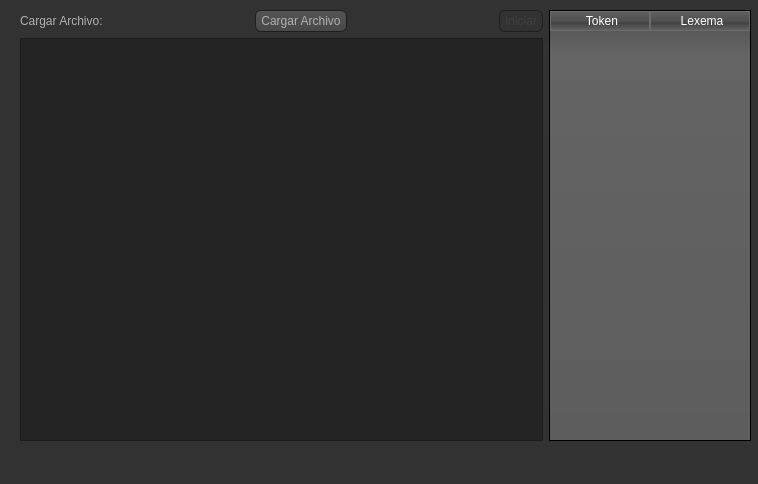
Before: the Qt Designer form ventana2.ui in JoelPatricio/Analizador-Lexico, drawn with Qt 5.
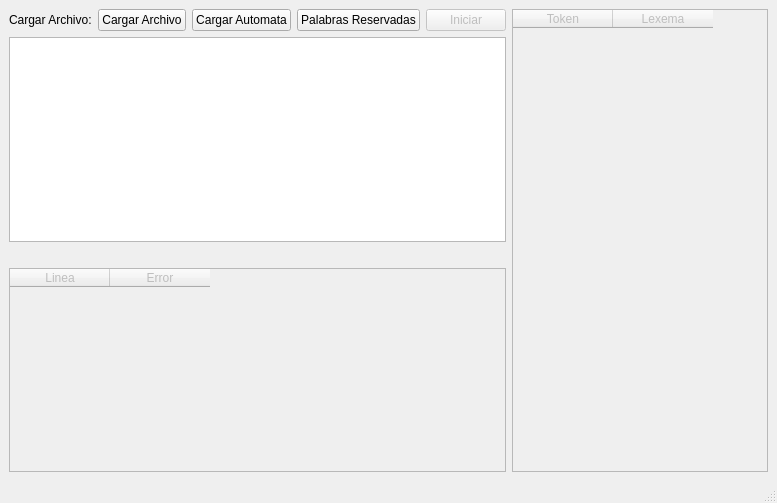
After: the same form once the commit is applied. Icons and pictures are not drawn.

Commit message: Se agregaron los bones necesarios y tabla de errores y arreglo el error de letras basura

Patch:
```diff
--- a/ventana2.ui
+++ b/ventana2.ui
@@ -6,484 +6,19 @@
    <rect>
     <x>0</x>
     <y>0</y>
-    <width>758</width>
-    <height>484</height>
+    <width>757</width>
+    <height>503</height>
    </rect>
   </property>
   <property name="windowTitle">
    <string>MainWindow</string>
   </property>
   <property name="styleSheet">
-   <string notr="true">QToolTip
-{
-     border: 1px solid black;
-     background-color: #ffa02f;
-     padding: 1px;
-     border-radius: 3px;
-     opacity: 100;
-}
-
-QWidget
-{
-    color: #b1b1b1;
-    background-color: #323232;
-}
-
-QWidget:item:hover
-{
-    background-color: QLinearGradient( x1: 0, y1: 0, x2: 0, y2: 1, stop: 0 #ffa02f, stop: 1 #ca0619);
-    color: #000000;
-}
-
-QWidget:item:selected
-{
-    background-color: QLinearGradient( x1: 0, y1: 0, x2: 0, y2: 1, stop: 0 #ffa02f, stop: 1 #d7801a);
-}
-
-QMenuBar::item
-{
-    background: transparent;
-}
-
-QMenuBar::item:selected
-{
-    background: transparent;
-    border: 1px solid #ffaa00;
-}
-
-QMenuBar::item:pressed
-{
-    background: #444;
-    border: 1px solid #000;
-    background-color: QLinearGradient(
-        x1:0, y1:0,
-        x2:0, y2:1,
-        stop:1 #212121,
-        stop:0.4 #343434/*,
-        stop:0.2 #343434,
-        stop:0.1 #ffaa00*/
-    );
-    margin-bottom:-1px;
-    padding-bottom:1px;
-}
-
-QMenu
-{
-    border: 1px solid #000;
-}
-
-QMenu::item
-{
-    padding: 2px 20px 2px 20px;
-}
-
-QMenu::item:selected
-{
-    color: #000000;
-}
-
-QWidget:disabled
-{
-    color: #404040;
-    background-color: #323232;
-}
-
-QAbstractItemView
-{
-    background-color: QLinearGradient( x1: 0, y1: 0, x2: 0, y2: 1, stop: 0 #4d4d4d, stop: 0.1 #646464, stop: 1 #5d5d5d);
-}
-
-QWidget:focus
-{
-    /*border: 2px solid QLinearGradient( x1: 0, y1: 0, x2: 0, y2: 1, stop: 0 #ffa02f, stop: 1 #d7801a);*/
-}
-
-QLineEdit
-{
-    background-color: QLinearGradient( x1: 0, y1: 0, x2: 0, y2: 1, stop: 0 #4d4d4d, stop: 0 #646464, stop: 1 #5d5d5d);
-    padding: 1px;
-    border-style: solid;
-    border: 1px solid #1e1e1e;
-    border-radius: 5;
-}
-
-QPushButton
-{
-    color: #b1b1b1;
-    background-color: QLinearGradient( x1: 0, y1: 0, x2: 0, y2: 1, stop: 0 #565656, stop: 0.1 #525252, stop: 0.5 #4e4e4e, stop: 0.9 #4a4a4a, stop: 1 #464646);
-    border-width: 1px;
-    border-color: #1e1e1e;
-    border-style: solid;
-    border-radius: 6;
-    padding: 3px;
-    font-size: 12px;
-    padding-left: 5px;
-    padding-right: 5px;
-}
-
-QPushButton:pressed
-{
-    background-color: QLinearGradient( x1: 0, y1: 0, x2: 0, y2: 1, stop: 0 #2d2d2d, stop: 0.1 #2b2b2b, stop: 0.5 #292929, stop: 0.9 #282828, stop: 1 #252525);
-}
-
-QComboBox
-{
-    selection-background-color: #ffaa00;
-    background-color: QLinearGradient( x1: 0, y1: 0, x2: 0, y2: 1, stop: 0 #565656, stop: 0.1 #525252, stop: 0.5 #4e4e4e, stop: 0.9 #4a4a4a, stop: 1 #464646);
-    border-style: solid;
-    border: 1px solid #1e1e1e;
-    border-radius: 5;
-}
-
-QComboBox:hover,QPushButton:hover
-{
-    border: 2px solid QLinearGradient( x1: 0, y1: 0, x2: 0, y2: 1, stop: 0 #ffa02f, stop: 1 #d7801a);
-}
-
-
-QComboBox:on
-{
-    padding-top: 3px;
-    padding-left: 4px;
-    background-color: QLinearGradient( x1: 0, y1: 0, x2: 0, y2: 1, stop: 0 #2d2d2d, stop: 0.1 #2b2b2b, stop: 0.5 #292929, stop: 0.9 #282828, stop: 1 #252525);
-    selection-background-color: #ffaa00;
-}
-
-QComboBox QAbstractItemView
-{
-    border: 2px solid darkgray;
-    selection-background-color: QLinearGradient( x1: 0, y1: 0, x2: 0, y2: 1, stop: 0 #ffa02f, stop: 1 #d7801a);
-}
-
-QComboBox::drop-down
-{
-     subcontrol-origin: padding;
-     subcontrol-position: top right;
-     width: 15px;
-
-     border-left-width: 0px;
-     border-left-color: darkgray;
-     border-left-style: solid; /* just a single line */
-     border-top-right-radius: 3px; /* same radius as the QComboBox */
-     border-bottom-right-radius: 3px;
- }
-
-QComboBox::down-arrow
-{
-     image: url(:/down_arrow.png);
-}
-
-QGroupBox:focus
-{
-border: 2px solid QLinearGradient( x1: 0, y1: 0, x2: 0, y2: 1, stop: 0 #ffa02f, stop: 1 #d7801a);
-}
-
-QTextEdit:focus
-{
-    border: 2px solid QLinearGradient( x1: 0, y1: 0, x2: 0, y2: 1, stop: 0 #ffa02f, stop: 1 #d7801a);
-}
-
-QScrollBar:horizontal {
-     border: 1px solid #222222;
-     background: QLinearGradient( x1: 0, y1: 0, x2: 0, y2: 1, stop: 0.0 #121212, stop: 0.2 #282828, stop: 1 #484848);
-     height: 7px;
-     margin: 0px 16px 0 16px;
-}
-
-QScrollBar::handle:horizontal
-{
-      background: QLinearGradient( x1: 0, y1: 0, x2: 1, y2: 0, stop: 0 #ffa02f, stop: 0.5 #d7801a, stop: 1 #ffa02f);
-      min-height: 20px;
-      border-radius: 2px;
-}
-
-QScrollBar::add-line:horizontal {
-      border: 1px solid #1b1b19;
-      border-radius: 2px;
-      background: QLinearGradient( x1: 0, y1: 0, x2: 1, y2: 0, stop: 0 #ffa02f, stop: 1 #d7801a);
-      width: 14px;
-      subcontrol-position: right;
-      subcontrol-origin: margin;
-}
-
-QScrollBar::sub-line:horizontal {
-      border: 1px solid #1b1b19;
-      border-radius: 2px;
-      background: QLinearGradient( x1: 0, y1: 0, x2: 1, y2: 0, stop: 0 #ffa02f, stop: 1 #d7801a);
-      width: 14px;
-     subcontrol-position: left;
-     subcontrol-origin: margin;
-}
-
-QScrollBar::right-arrow:horizontal, QScrollBar::left-arrow:horizontal
-{
-      border: 1px solid black;
-      width: 1px;
-      height: 1px;
-      background: white;
-}
-
-QScrollBar::add-page:horizontal, QScrollBar::sub-page:horizontal
-{
-      background: none;
-}
-
-QScrollBar:vertical
-{
-      background: QLinearGradient( x1: 0, y1: 0, x2: 1, y2: 0, stop: 0.0 #121212, stop: 0.2 #282828, stop: 1 #484848);
-      width: 7px;
-      margin: 16px 0 16px 0;
-      border: 1px solid #222222;
-}
-
-QScrollBar::handle:vertical
-{
-      background: QLinearGradient( x1: 0, y1: 0, x2: 0, y2: 1, stop: 0 #ffa02f, stop: 0.5 #d7801a, stop: 1 #ffa02f);
-      min-height: 20px;
-      border-radius: 2px;
-}
-
-QScrollBar::add-line:vertical
-{
-      border: 1px solid #1b1b19;
-      border-radius: 2px;
-      background: QLinearGradient( x1: 0, y1: 0, x2: 0, y2: 1, stop: 0 #ffa02f, stop: 1 #d7801a);
-      height: 14px;
-      subcontrol-position: bottom;
-      subcontrol-origin: margin;
-}
-
-QScrollBar::sub-line:vertical
-{
-      border: 1px solid #1b1b19;
-      border-radius: 2px;
-      background: QLinearGradient( x1: 0, y1: 0, x2: 0, y2: 1, stop: 0 #d7801a, stop: 1 #ffa02f);
-      height: 14px;
-      subcontrol-position: top;
-      subcontrol-origin: margin;
-}
-
-QScrollBar::up-arrow:vertical, QScrollBar::down-arrow:vertical
-{
-      border: 1px solid black;
-      width: 1px;
-      height: 1px;
-      background: white;
-}
-
-
-QScrollBar::add-page:vertical, QScrollBar::sub-page:vertical
-{
-      background: none;
-}
-
-QTextEdit
-{
-    background-color: #242424;
-}
-
-QPlainTextEdit
-{
-    background-color: #242424;
-}
-
-QHeaderView::section
-{
-    background-color: QLinearGradient(x1:0, y1:0, x2:0, y2:1, stop:0 #616161, stop: 0.5 #505050, stop: 0.6 #434343, stop:1 #656565);
-    color: white;
-    padding-left: 4px;
-    border: 1px solid #6c6c6c;
-}
-
-QCheckBox:disabled
-{
-color: #414141;
-}
-
-QDockWidget::title
-{
-    text-align: center;
-    spacing: 3px; /* spacing between items in the tool bar */
-    background-color: QLinearGradient(x1:0, y1:0, x2:0, y2:1, stop:0 #323232, stop: 0.5 #242424, stop:1 #323232);
-}
-
-QDockWidget::close-button, QDockWidget::float-button
-{
-    text-align: center;
-    spacing: 1px; /* spacing between items in the tool bar */
-    background-color: QLinearGradient(x1:0, y1:0, x2:0, y2:1, stop:0 #323232, stop: 0.5 #242424, stop:1 #323232);
-}
-
-QDockWidget::close-button:hover, QDockWidget::float-button:hover
-{
-    background: #242424;
-}
-
-QDockWidget::close-button:pressed, QDockWidget::float-button:pressed
-{
-    padding: 1px -1px -1px 1px;
-}
-
-QMainWindow::separator
-{
-    background-color: QLinearGradient(x1:0, y1:0, x2:0, y2:1, stop:0 #161616, stop: 0.5 #151515, stop: 0.6 #212121, stop:1 #343434);
-    color: white;
-    padding-left: 4px;
-    border: 1px solid #4c4c4c;
-    spacing: 3px; /* spacing between items in the tool bar */
-}
-
-QMainWindow::separator:hover
-{
-
-    background-color: QLinearGradient(x1:0, y1:0, x2:0, y2:1, stop:0 #d7801a, stop:0.5 #b56c17 stop:1 #ffa02f);
-    color: white;
-    padding-left: 4px;
-    border: 1px solid #6c6c6c;
-    spacing: 3px; /* spacing between items in the tool bar */
-}
-
-QToolBar::handle
-{
-     spacing: 3px; /* spacing between items in the tool bar */
-     background: url(:/images/handle.png);
-}
-
-QMenu::separator
-{
-    height: 2px;
-    background-color: QLinearGradient(x1:0, y1:0, x2:0, y2:1, stop:0 #161616, stop: 0.5 #151515, stop: 0.6 #212121, stop:1 #343434);
-    color: white;
-    padding-left: 4px;
-    margin-left: 10px;
-    margin-right: 5px;
-}
-
-QProgressBar
-{
-    border: 2px solid grey;
-    border-radius: 5px;
-    text-align: center;
-}
-
-QProgressBar::chunk
-{
-    background-color: #d7801a;
-    width: 2.15px;
-    margin: 0.5px;
-}
-
-QTabBar::tab {
-    color: #b1b1b1;
-    border: 1px solid #444;
-    border-bottom-style: none;
-    background-color: #323232;
-    padding-left: 10px;
-    padding-right: 10px;
-    padding-top: 3px;
-    padding-bottom: 2px;
-    margin-right: -1px;
-}
-
-QTabWidget::pane {
-    border: 1px solid #444;
-    top: 1px;
-}
-
-QTabBar::tab:last
-{
-    margin-right: 0; /* the last selected tab has nothing to overlap with on the right */
-    border-top-right-radius: 3px;
-}
-
-QTabBar::tab:first:!selected
-{
- margin-left: 0px; /* the last selected tab has nothing to overlap with on the right */
-
-
-    border-top-left-radius: 3px;
-}
-
-QTabBar::tab:!selected
-{
-    color: #b1b1b1;
-    border-bottom-style: solid;
-    margin-top: 3px;
-    background-color: QLinearGradient(x1:0, y1:0, x2:0, y2:1, stop:1 #212121, stop:.4 #343434);
-}
-
-QTabBar::tab:selected
-{
-    border-top-left-radius: 3px;
-    border-top-right-radius: 3px;
-    margin-bottom: 0px;
-}
-
-QTabBar::tab:!selected:hover
-{
-    /*border-top: 2px solid #ffaa00;
-    padding-bottom: 3px;*/
-    border-top-left-radius: 3px;
-    border-top-right-radius: 3px;
-    background-color: QLinearGradient(x1:0, y1:0, x2:0, y2:1, stop:1 #212121, stop:0.4 #343434, stop:0.2 #343434, stop:0.1 #ffaa00);
-}
-
-QRadioButton::indicator:checked, QRadioButton::indicator:unchecked{
-    color: #b1b1b1;
-    background-color: #323232;
-    border: 1px solid #b1b1b1;
-    border-radius: 6px;
-}
-
-QRadioButton::indicator:checked
-{
-    background-color: qradialgradient(
-        cx: 0.5, cy: 0.5,
-        fx: 0.5, fy: 0.5,
-        radius: 1.0,
-        stop: 0.25 #ffaa00,
-        stop: 0.3 #323232
-    );
-}
-
-QCheckBox::indicator{
-    color: #b1b1b1;
-    background-color: #323232;
-    border: 1px solid #b1b1b1;
-    width: 9px;
-    height: 9px;
-}
-
-QRadioButton::indicator
-{
-    border-radius: 6px;
-}
-
-QRadioButton::indicator:hover, QCheckBox::indicator:hover
-{
-    border: 1px solid #ffaa00;
-}
-
-QCheckBox::indicator:checked
-{
-    image:url(:/images/checkbox.png);
-}
-
-QCheckBox::indicator:disabled, QRadioButton::indicator:disabled
-{
-    border: 1px solid #444;
-}</string>
+   <string notr="true"/>
   </property>
   <widget class="QWidget" name="centralwidget">
-   <widget class="QWidget" name="horizontalLayoutWidget">
-    <property name="geometry">
-     <rect>
-      <x>20</x>
-      <y>10</y>
-      <width>731</width>
-      <height>431</height>
-     </rect>
-    </property>
+   <layout class="QGridLayout" name="gridLayout">
+    <item row="0" column="0">
     <layout class="QHBoxLayout" name="horizontalLayout_2">
      <item>
       <layout class="QVBoxLayout" name="verticalLayout">
@@ -516,6 +51,20 @@
            </property>
           </widget>
          </item>
+          <item>
+           <widget class="QPushButton" name="pushButton_3">
+            <property name="text">
+             <string>Cargar Automata</string>
+            </property>
+           </widget>
+          </item>
+          <item>
+           <widget class="QPushButton" name="pushButton_4">
+            <property name="text">
+             <string>Palabras Reservadas</string>
+            </property>
+           </widget>
+          </item>
          <item>
           <spacer name="horizontalSpacer">
            <property name="orientation">
@@ -556,15 +105,51 @@
          </property>
         </widget>
        </item>
+        <item>
+         <spacer name="horizontalSpacer_3">
+          <property name="orientation">
+           <enum>Qt::Horizontal</enum>
+          </property>
+          <property name="sizeHint" stdset="0">
+           <size>
+            <width>40</width>
+            <height>20</height>
+           </size>
+          </property>
+         </spacer>
+        </item>
+        <item>
+         <widget class="QTableWidget" name="tableWidget_2">
+          <property name="enabled">
+           <bool>false</bool>
+          </property>
+          <property name="sizePolicy">
+           <sizepolicy hsizetype="MinimumExpanding" vsizetype="Expanding">
+            <horstretch>0</horstretch>
+            <verstretch>0</verstretch>
+           </sizepolicy>
+          </property>
+          <column>
+           <property name="text">
+            <string>Linea</string>
+           </property>
+          </column>
+          <column>
+           <property name="text">
+            <string>Error</string>
+           </property>
+          </column>
+         </widget>
+        </item>
       </layout>
      </item>
      <item>
       <widget class="QTableWidget" name="tableWidget">
        <property name="enabled">
-        <bool>true</bool>
+         <bool>false</bool>
        </property>
        <property name="sizePolicy">
-        <sizepolicy hsizetype="Expanding" vsizetype="Expanding">
+         <sizepolicy hsizetype="MinimumExpanding" vsizetype="Expanding">
          <horstretch>0</horstretch>
          <verstretch>0</verstretch>
         </sizepolicy>
@@ -577,7 +162,7 @@
        </property>
        <property name="maximumSize">
         <size>
-         <width>202</width>
+          <width>16777215</width>
          <height>16777215</height>
         </size>
        </property>
@@ -594,7 +179,8 @@
       </widget>
      </item>
     </layout>
-   </widget>
+    </item>
+   </layout>
   </widget>
   <widget class="QMenuBar" name="menubar">
    <property name="geometry">
```
Left out of the diff: 2 changed lines with no effect on the pictures. Lines whose indentation alone changed are shown as unchanged. The commit also changes 3 other files.
